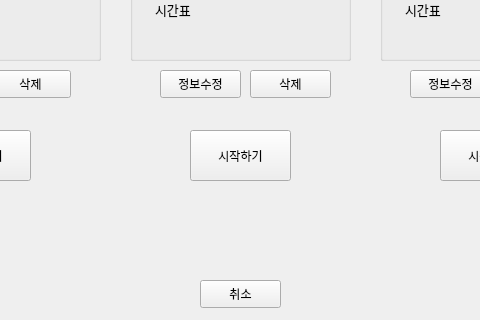
Before: the Qt Designer form SSG_sh00/first_screen/SaveInformation_screen.ui in hyeji1221/Sangmyung_Simulation_Game, drawn with Qt 5; both pictures show x 160 to 640 and y 280 to 600 of the 800 by 600 pixel window.
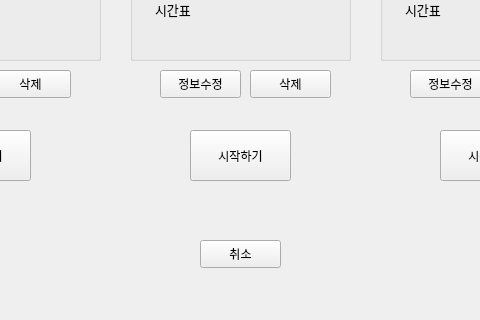
After: the same form once the commit is applied.

```diff
--- a/SSG_sh00/first_screen/SaveInformation_screen.ui
+++ b/SSG_sh00/first_screen/SaveInformation_screen.ui
@@ -418,7 +418,7 @@
    <property name="geometry">
     <rect>
      <x>360</x>
-     <y>560</y>
+     <y>520</y>
      <width>81</width>
      <height>28</height>
     </rect>
```
